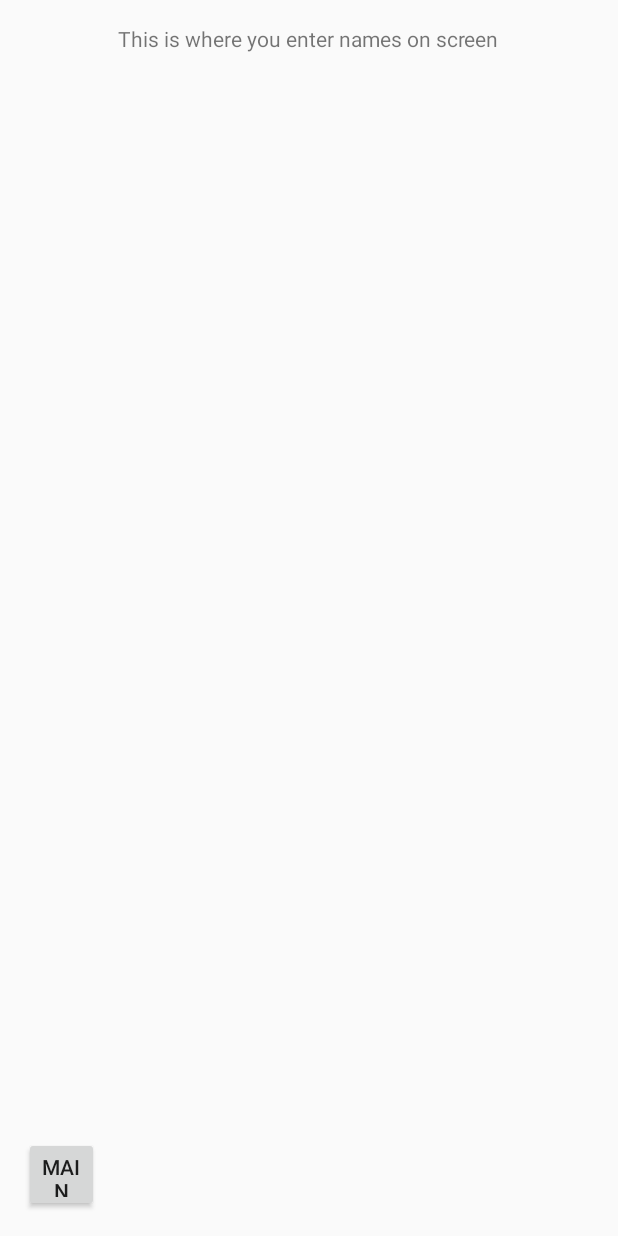
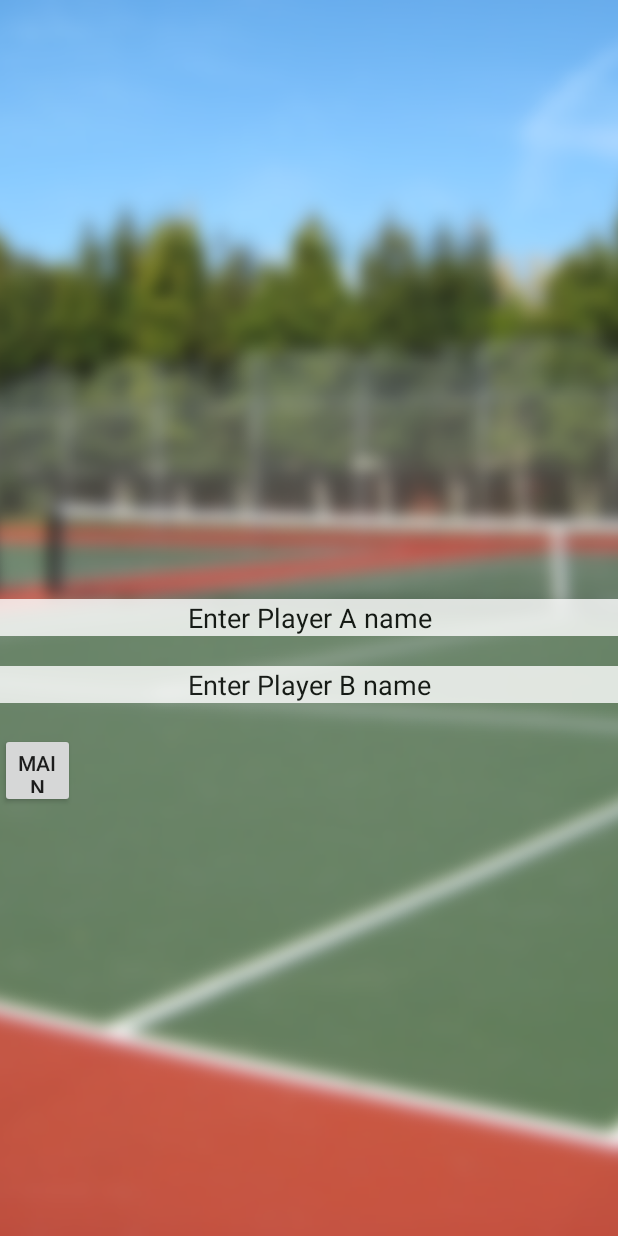
Before and after one commit to TiMladenov/Project.2.Sports.app, an Android app: the layout activity_enter_team_names.xml on its own in the app's theme, with its tools: preview values and no code run, on a phone screen of 412 x 824 dp. Run offline under Robolectric (Android 15) with nearby library versions, the phone set to English and light mode, and no system bars.

Commit message:
App v1.0a

```diff
--- a/app/src/main/java/io/github/timladenov/sportsapp/SplashScreen.java
+++ b/app/src/main/java/io/github/timladenov/sportsapp/SplashScreen.java
@@ -16,7 +16,7 @@ public class SplashScreen extends AppCompatActivity {
             @Override
             public void run() {
                 try {
-                    sleep(3000);
+                    sleep(4000);
 
                     Intent afterSplash = new Intent(getApplicationContext(),EnterTeamNames.class);
                     startActivity(afterSplash);
--- a/app/src/main/res/layout/activity_enter_team_names.xml
+++ b/app/src/main/res/layout/activity_enter_team_names.xml
@@ -4,23 +4,48 @@
     android:id="@+id/activity_enter_team_names"
     android:layout_width="match_parent"
     android:layout_height="match_parent"
-    android:paddingBottom="@dimen/activity_vertical_margin"
-    android:paddingLeft="@dimen/activity_horizontal_margin"
-    android:paddingRight="@dimen/activity_horizontal_margin"
-    android:paddingTop="@dimen/activity_vertical_margin"
+    android:background="@color/mainBkndColor"
     tools:context="io.github.timladenov.sportsapp.EnterTeamNames">
 
-    <TextView
-        android:layout_width="wrap_content"
+    <ImageView
+        android:layout_width="match_parent"
+        android:layout_height="match_parent"
+        android:src="@drawable/teamnamebkgrnd"
+        android:scaleType="centerCrop"/>
+
+    <EditText
+        android:id="@+id/firstPlayer"
+        android:layout_width="match_parent"
         android:layout_height="wrap_content"
-        android:text="This is where you enter names on screen"
-        android:layout_centerHorizontal="true"/>
+        android:hint="@string/hintA"
+        android:textAlignment="center"
+        android:layout_centerVertical="true"
+        android:textColor="@color/mainTxtClr"
+        android:textColorHint="@color/mainTxtClr"
+        android:background="@color/mainBkndColor"
+        android:alpha="0.8"
+        android:singleLine="true"/>
+
+    <EditText
+        android:id="@+id/secondPlayer"
+        android:layout_below="@id/firstPlayer"
+        android:layout_width="match_parent"
+        android:layout_height="wrap_content"
+        android:layout_marginTop="@dimen/mainLogomarginTop"
+        android:hint="@string/hintB"
+        android:textAlignment="center"
+        android:layout_centerVertical="true"
+        android:textColor="@color/mainTxtClr"
+        android:textColorHint="@color/mainTxtClr"
+        android:background="@color/mainBkndColor"
+        android:alpha="0.8"
+        android:singleLine="true"/>
 
     <Button
         android:id = "@+id/toMain"
+        android:layout_below="@id/secondPlayer"
+        android:layout_marginTop="@dimen/mainLogomarginTop"
         android:layout_width="50dp"
         android:layout_height="50dp"
-        android:layout_alignParentBottom="true"
         android:text="Main"/>
-
 </RelativeLayout>
--- a/app/src/main/res/values/colors.xml
+++ b/app/src/main/res/values/colors.xml
@@ -5,4 +5,5 @@
     <color name="colorAccent">#FF4081</color>
     <color name="mainTxtClr">#000000</color>
     <color name="teamNameField">#999999</color>
+    <color name="mainBkndColor">#FFFFFF</color>
 </resources>
--- a/app/src/main/res/values/strings.xml
+++ b/app/src/main/res/values/strings.xml
@@ -1,6 +1,8 @@
 <resources>
     <string name="app_name">Sports App</string>
     <string name="appLogo">Tennis Score Keeper</string>
+    <string name="hintA">Enter Player A name</string>
+    <string name="hintB">Enter Player B name</string>
     <string name="gameSelect">Select your game to track score</string>
     <string name="mainTxtStyle">sans-serif</string>
     <string name="hint">""</string>
```
Also changed, not shown: app/src/main/java/io/github/timladenov/sportsapp/EnterTeamNames.java (+19 -8 lines), app/src/main/java/io/github/timladenov/sportsapp/MainActivity.java (+10 -7 lines), app/src/main/res/layout/activity_splash_screen.xml (+4 -8 lines), app/src/main/res/drawable/splashlogo2a.png (added), app/src/main/res/drawable/teamnamebkgrnd.png (added).
